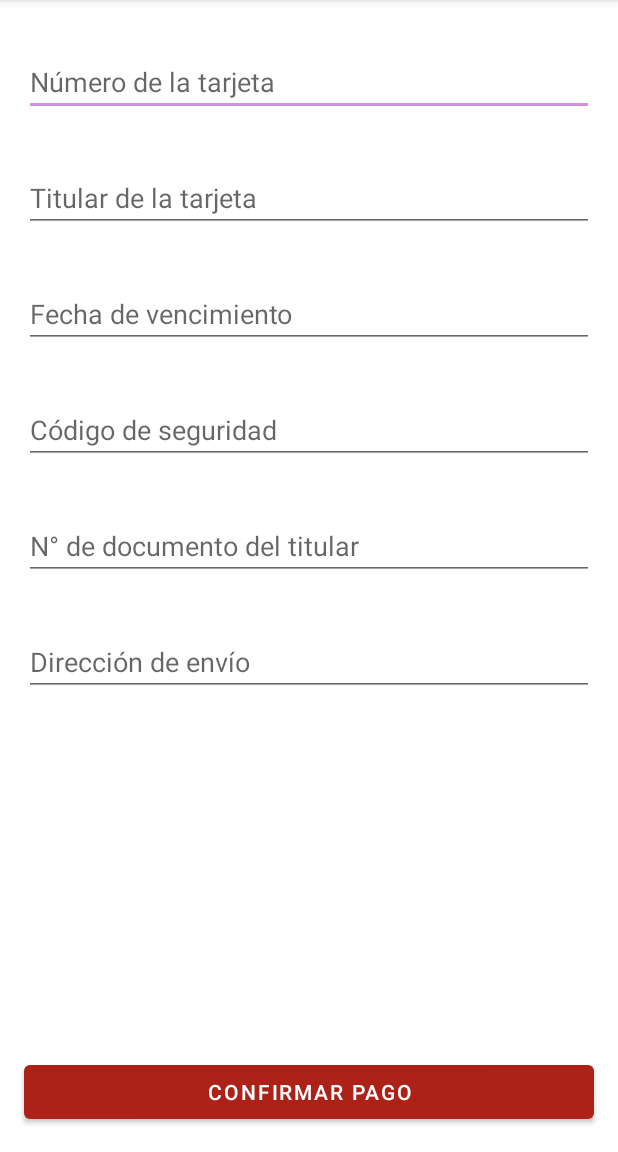
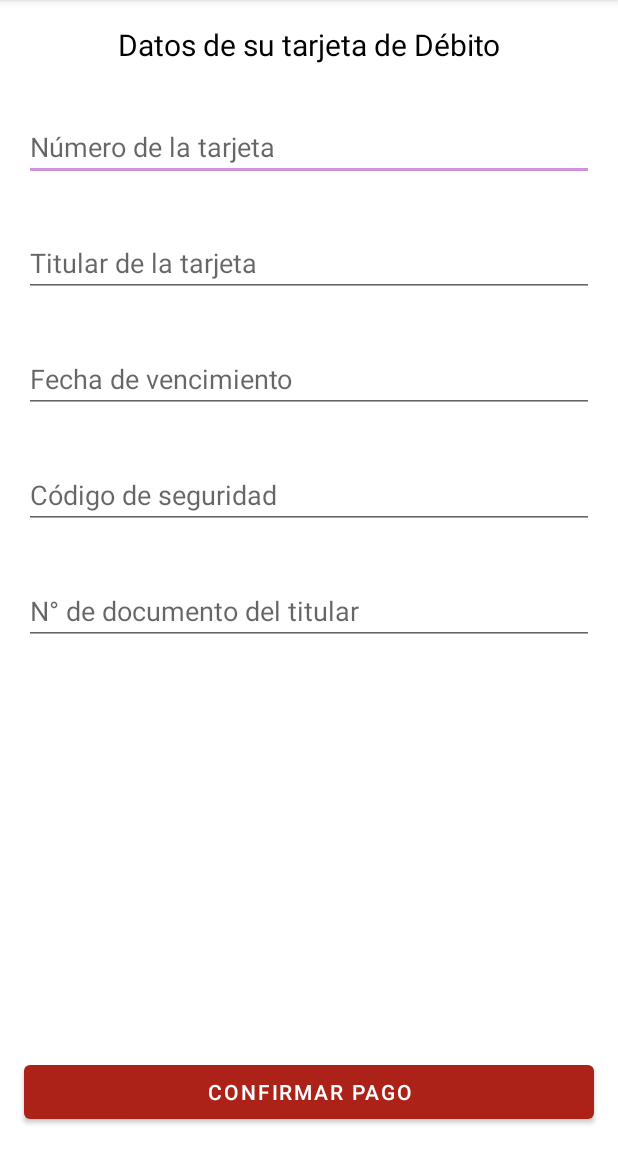
Before and after one commit to MartinezFabian/SentidosDelivery, an Android app: the PagoActivity screen opened directly, with no data from a screen before it, on a phone screen of 412 x 824 dp, the part 84-1236 px from its top. Run offline under Robolectric (Android 15) with nearby library versions, the phone set to English and light mode, and no system bars.

Commit message:
Se agrega funcionalidad basica de la interfaz Pagar

```diff
--- a/app/src/main/java/org/example/sentidosdelivery/ui/PagoActivity.kt
+++ b/app/src/main/java/org/example/sentidosdelivery/ui/PagoActivity.kt
@@ -2,11 +2,63 @@ package org.example.sentidosdelivery.ui
 
 import androidx.appcompat.app.AppCompatActivity
 import android.os.Bundle
+import android.view.View
+import android.widget.Button
+import android.widget.EditText
+import android.widget.Toast
 import org.example.sentidosdelivery.R
 
 class PagoActivity : AppCompatActivity() {
     override fun onCreate(savedInstanceState: Bundle?) {
         super.onCreate(savedInstanceState)
         setContentView(R.layout.activity_pago)
+
+        val etNumTarjeta = findViewById<EditText>(R.id.etNumTarjeta)
+        val etTitularTarjeta = findViewById<EditText>(R.id.etTitularTarjeta)
+        val etFechaVencimiento = findViewById<EditText>(R.id.etFechaVencimiento)
+        val etCodSeguridad = findViewById<EditText>(R.id.etCodSeguridad)
+        val etDNI = findViewById<EditText>(R.id.etDNI)
+        val etDireccionEnvio = findViewById<EditText>(R.id.etDireccionEnvio)
+
+        val envioAdomicilio = intent.getBooleanExtra("ENVIO_DOMICILIO", false)
+
+        if(envioAdomicilio == true){
+            etDireccionEnvio.visibility = View.VISIBLE
+
+        }else{
+            etDireccionEnvio.visibility = View.INVISIBLE
+        }
+
+        val btnPagar = findViewById<Button>(R.id.btnPagar)
+
+        btnPagar.setOnClickListener {
+
+            if (etNumTarjeta.text.isNotEmpty() &&
+                    etTitularTarjeta.text.isNotEmpty() &&
+                    etFechaVencimiento.text.isNotEmpty() &&
+                    etCodSeguridad.text.isNotEmpty() &&
+                    etDNI.text.isNotEmpty()){
+
+                if(envioAdomicilio == true) {
+                    if(etDireccionEnvio.text.isNotEmpty()){
+                        Toast.makeText(this,
+                            "¡Pago realizado con éxito! Se envió la factura a su correo electrónico",
+                            Toast.LENGTH_LONG).show()
+                    }
+
+                }else{
+                    Toast.makeText(this,
+                        "¡Pago realizado con éxito! Se envió la factura a su correo electrónico",
+                        Toast.LENGTH_LONG).show()
+                }
+
+            }else{
+                Toast.makeText(this,
+                    "Complete todos los datos de su tarjeta para poder completar el pago",
+                    Toast.LENGTH_LONG).show()
+            }
+
+        }
+
     }
 }
--- a/app/src/main/res/layout/activity_pago.xml
+++ b/app/src/main/res/layout/activity_pago.xml
@@ -22,6 +22,16 @@
             android:layout_height="wrap_content"
             android:orientation="vertical">
 
+
+            <TextView
+                android:id="@+id/textView11"
+                android:layout_width="match_parent"
+                android:layout_height="wrap_content"
+                android:layout_marginBottom="16dp"
+                android:textColor="@color/black"
+                android:textSize="20sp"
+                android:textAlignment="center"
+                android:text="Datos de su tarjeta de Débito" />
 
             <EditText
                 android:id="@+id/etNumTarjeta"
@@ -93,7 +103,8 @@
                 android:layout_marginBottom="16dp"
                 android:ems="10"
                 android:hint="Dirección de envío"
-                android:inputType="text" />
+                android:inputType="text"
+                tools:visibility="visible" />
         </LinearLayout>
     </ScrollView>
 
```
Also changed, not shown: app/src/main/java/org/example/sentidosdelivery/ui/Carrito.kt (+6 -1 lines).
